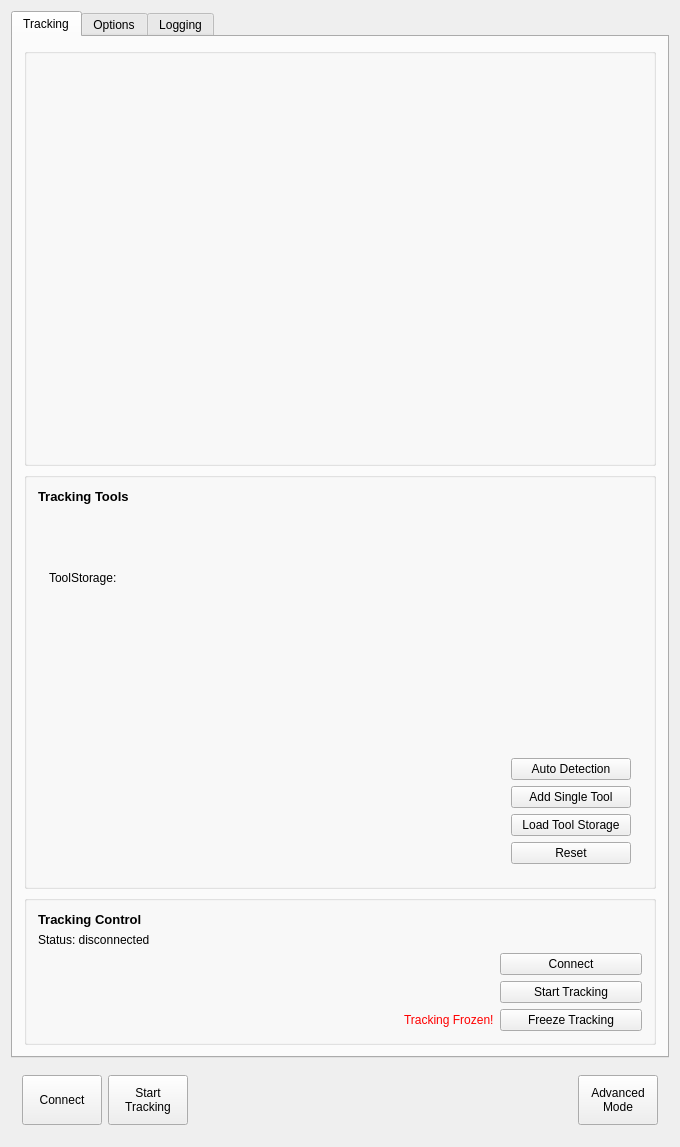
Above: Plugins/org.mitk.gui.qt.igttracking/src/internal/QmitkMITKIGTTrackingToolboxViewControls.ui from MITK/MITK before the change. Below: the same form after it.
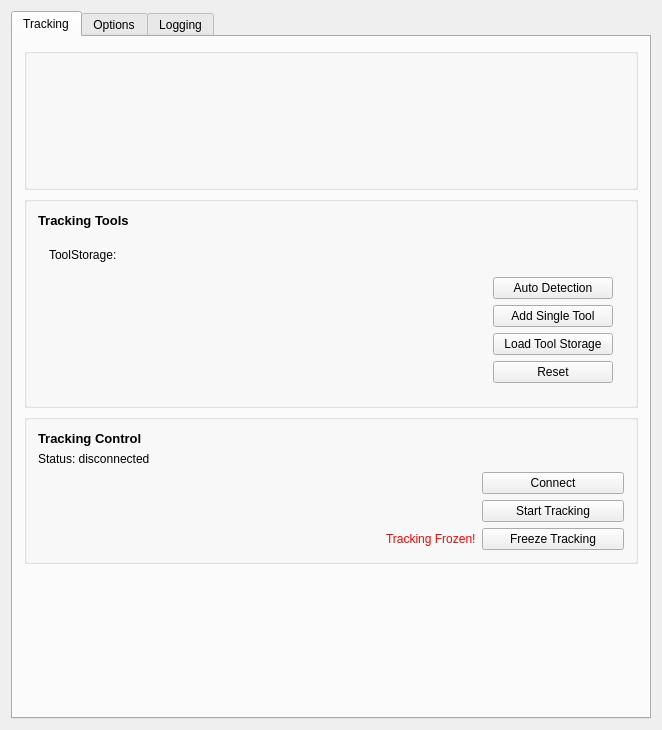
That is the form after the change. Custom widgets are drawn as their Qt base class.

```diff
--- a/Plugins/org.mitk.gui.qt.igttracking/src/internal/QmitkMITKIGTTrackingToolboxViewControls.ui
+++ b/Plugins/org.mitk.gui.qt.igttracking/src/internal/QmitkMITKIGTTrackingToolboxViewControls.ui
@@ -6,8 +6,8 @@
    <rect>
     <x>0</x>
     <y>0</y>
-    <width>680</width>
-    <height>1147</height>
+    <width>662</width>
+    <height>648</height>
    </rect>
   </property>
   <property name="minimumSize">
@@ -19,8 +19,8 @@
   <property name="windowTitle">
    <string>QmitkTemplate</string>
   </property>
-  <layout class="QVBoxLayout" name="verticalLayout_3">
-   <item>
+  <layout class="QGridLayout" name="gridLayout_6">
+   <item row="0" column="0">
     <widget class="QTabWidget" name="m_MainWidget">
      <property name="currentIndex">
       <number>0</number>
@@ -29,69 +29,38 @@
       <attribute name="title">
        <string>Tracking</string>
       </attribute>
-      <layout class="QVBoxLayout" name="verticalLayout_9">
-       <item>
-        <widget class="QGroupBox" name="groupBox_3">
-         <property name="sizePolicy">
-          <sizepolicy hsizetype="Preferred" vsizetype="Expanding">
-           <horstretch>0</horstretch>
-           <verstretch>0</verstretch>
-          </sizepolicy>
-         </property>
-         <property name="minimumSize">
-          <size>
-           <width>0</width>
-           <height>0</height>
-          </size>
-         </property>
-         <property name="maximumSize">
-          <size>
-           <width>16777215</width>
-           <height>16777215</height>
-          </size>
-         </property>
-         <property name="title">
-          <string/>
-         </property>
-         <layout class="QGridLayout" name="gridLayout">
-          <item row="0" column="0">
-           <widget class="QmitkTrackingDeviceConfigurationWidget" name="m_ConfigurationWidget" native="true">
-            <property name="sizePolicy">
-             <sizepolicy hsizetype="Preferred" vsizetype="Preferred">
-              <horstretch>0</horstretch>
-              <verstretch>0</verstretch>
-             </sizepolicy>
-            </property>
-           </widget>
-          </item>
-         </layout>
-        </widget>
-       </item>
-       <item>
+      <layout class="QGridLayout" name="gridLayout_5">
+       <item row="1" column="0">
         <widget class="QGroupBox" name="m_TrackingToolsGoupBox">
+         <property name="sizePolicy">
+          <sizepolicy hsizetype="Preferred" vsizetype="Expanding">
+           <horstretch>0</horstretch>
+           <verstretch>0</verstretch>
+          </sizepolicy>
+         </property>
          <property name="title">
           <string/>
          </property>
-         <layout class="QVBoxLayout" name="verticalLayout_5">
-          <item>
+         <layout class="QGridLayout" name="gridLayout_2">
+          <item row="0" column="0">
            <widget class="QLabel" name="label_2">
             <property name="font">
              <font>
-              <pointsize>6</pointsize>
+              <pointsize>10</pointsize>
               <weight>75</weight>
               <bold>true</bold>
+              <kerning>true</kerning>
              </font>
             </property>
             <property name="text">
-             <string>&lt;!DOCTYPE HTML PUBLIC &quot;-//W3C//DTD HTML 4.0//EN&quot; &quot;http://www.w3.org/TR/REC-html40/strict.dtd&quot;&gt;
-&lt;html&gt;&lt;head&gt;&lt;meta name=&quot;qrichtext&quot; content=&quot;1&quot; /&gt;&lt;style type=&quot;text/css&quot;&gt;
-p, li { white-space: pre-wrap; }
-&lt;/style&gt;&lt;/head&gt;&lt;body style=&quot; font-family:'MS Shell Dlg 2'; font-size:7.8pt; font-weight:400; font-style:normal;&quot;&gt;
-&lt;p style=&quot; margin-top:0px; margin-bottom:0px; margin-left:0px; margin-right:0px; -qt-block-indent:0; text-indent:0px;&quot;&gt;&lt;span style=&quot; font-size:10pt; font-weight:600;&quot;&gt;Tracking Tools&lt;/span&gt;&lt;/p&gt;&lt;/body&gt;&lt;/html&gt;</string>
+             <string>Tracking Tools</string>
+            </property>
+            <property name="alignment">
+             <set>Qt::AlignLeading|Qt::AlignLeft|Qt::AlignTop</set>
             </property>
            </widget>
           </item>
-          <item>
+          <item row="1" column="0">
            <widget class="QStackedWidget" name="m_TrackingToolsWidget">
             <property name="lineWidth">
              <number>0</number>
@@ -133,7 +102,14 @@
                </layout>
               </item>
               <item>
-               <widget class="QmitkToolTrackingStatusWidget" name="m_TrackingToolsStatusWidget" native="true"/>
+               <widget class="QmitkToolTrackingStatusWidget" name="m_TrackingToolsStatusWidget" native="true">
+                <property name="sizePolicy">
+                 <sizepolicy hsizetype="Preferred" vsizetype="Minimum">
+                  <horstretch>0</horstretch>
+                  <verstretch>0</verstretch>
+                 </sizepolicy>
+                </property>
+               </widget>
               </item>
               <item>
                <layout class="QHBoxLayout" name="horizontalLayout_9">
@@ -222,31 +198,93 @@
          </layout>
         </widget>
        </item>
-       <item>
+       <item row="0" column="0">
+        <widget class="QGroupBox" name="groupBox_3">
+         <property name="sizePolicy">
+          <sizepolicy hsizetype="Preferred" vsizetype="Expanding">
+           <horstretch>0</horstretch>
+           <verstretch>0</verstretch>
+          </sizepolicy>
+         </property>
+         <property name="minimumSize">
+          <size>
+           <width>0</width>
+           <height>0</height>
+          </size>
+         </property>
+         <property name="maximumSize">
+          <size>
+           <width>16777215</width>
+           <height>16777215</height>
+          </size>
+         </property>
+         <property name="title">
+          <string/>
+         </property>
+         <layout class="QGridLayout" name="gridLayout">
+          <item row="0" column="0">
+           <widget class="QmitkTrackingDeviceConfigurationWidget" name="m_ConfigurationWidget" native="true">
+            <property name="sizePolicy">
+             <sizepolicy hsizetype="Preferred" vsizetype="MinimumExpanding">
+              <horstretch>0</horstretch>
+              <verstretch>0</verstretch>
+             </sizepolicy>
+            </property>
+           </widget>
+          </item>
+         </layout>
+        </widget>
+       </item>
+       <item row="4" column="0">
+        <spacer name="verticalSpacer">
+         <property name="orientation">
+          <enum>Qt::Vertical</enum>
+         </property>
+         <property name="sizeHint" stdset="0">
+          <size>
+           <width>20</width>
+           <height>10</height>
+          </size>
+         </property>
+        </spacer>
+       </item>
+       <item row="3" column="0">
         <widget class="QGroupBox" name="m_TrackingControlsGroupBox">
+         <property name="sizePolicy">
+          <sizepolicy hsizetype="Preferred" vsizetype="Expanding">
+           <horstretch>0</horstretch>
+           <verstretch>0</verstretch>
+          </sizepolicy>
+         </property>
          <property name="title">
           <string/>
          </property>
-         <layout class="QVBoxLayout" name="verticalLayout_2">
-          <item>
-           <widget class="QLabel" name="label_3">
-            <property name="text">
-             <string>&lt;!DOCTYPE HTML PUBLIC &quot;-//W3C//DTD HTML 4.0//EN&quot; &quot;http://www.w3.org/TR/REC-html40/strict.dtd&quot;&gt;
-&lt;html&gt;&lt;head&gt;&lt;meta name=&quot;qrichtext&quot; content=&quot;1&quot; /&gt;&lt;style type=&quot;text/css&quot;&gt;
-p, li { white-space: pre-wrap; }
-&lt;/style&gt;&lt;/head&gt;&lt;body style=&quot; font-family:'MS Shell Dlg 2'; font-size:7.8pt; font-weight:400; font-style:normal;&quot;&gt;
-&lt;p style=&quot; margin-top:0px; margin-bottom:0px; margin-left:0px; margin-right:0px; -qt-block-indent:0; text-indent:0px;&quot;&gt;&lt;span style=&quot; font-size:10pt; font-weight:600;&quot;&gt;Tracking Control&lt;/span&gt;&lt;/p&gt;&lt;/body&gt;&lt;/html&gt;</string>
-            </property>
-           </widget>
-          </item>
-          <item>
+         <layout class="QGridLayout" name="gridLayout_3">
+          <item row="1" column="0">
            <widget class="QLabel" name="m_TrackingControlLabel">
             <property name="text">
              <string>Status: disconnected</string>
             </property>
            </widget>
           </item>
-          <item>
+          <item row="0" column="0">
+           <widget class="QLabel" name="label_3">
+            <property name="font">
+             <font>
+              <pointsize>10</pointsize>
+              <weight>75</weight>
+              <bold>true</bold>
+             </font>
+            </property>
+            <property name="text">
+             <string>Tracking Control</string>
+            </property>
+            <property name="alignment">
+             <set>Qt::AlignLeading|Qt::AlignLeft|Qt::AlignTop</set>
+            </property>
+           </widget>
+          </item>
+          <item row="2" column="0">
            <layout class="QHBoxLayout" name="horizontalLayout">
             <item>
              <spacer name="horizontalSpacer_11">
@@ -276,7 +314,7 @@
             </item>
            </layout>
           </item>
-          <item>
+          <item row="3" column="0">
            <layout class="QHBoxLayout" name="horizontalLayout_2">
             <item>
              <spacer name="horizontalSpacer_2">
@@ -306,7 +344,7 @@
             </item>
            </layout>
           </item>
-          <item>
+          <item row="4" column="0">
            <layout class="QHBoxLayout" name="horizontalLayout_11">
             <item>
              <spacer name="horizontalSpacer_9">
@@ -840,10 +878,18 @@
      </widget>
     </widget>
    </item>
-   <item>
+  </layout>
     <widget class="QWidget" name="m_simpleWidget" native="true">
-     <layout class="QHBoxLayout" name="horizontalLayout_13">
-      <item>
+   <property name="geometry">
+    <rect>
+     <x>9</x>
+     <y>810</y>
+     <width>303</width>
+     <height>70</height>
+    </rect>
+   </property>
+   <layout class="QGridLayout" name="gridLayout_4">
+    <item row="0" column="0">
        <layout class="QHBoxLayout" name="horizontalLayout_25">
         <item>
          <widget class="QPushButton" name="m_ConnectSimpleMode">
@@ -903,34 +949,6 @@
       </item>
      </layout>
     </widget>
-   </item>
-   <item>
-    <spacer name="verticalSpacer">
-     <property name="orientation">
-      <enum>Qt::Vertical</enum>
-     </property>
-     <property name="sizeHint" stdset="0">
-      <size>
-       <width>20</width>
-       <height>40</height>
-      </size>
-     </property>
-    </spacer>
-   </item>
-   <item>
-    <spacer name="verticalSpacer_4">
-     <property name="orientation">
-      <enum>Qt::Vertical</enum>
-     </property>
-     <property name="sizeHint" stdset="0">
-      <size>
-       <width>20</width>
-       <height>40</height>
-      </size>
-     </property>
-    </spacer>
-   </item>
-  </layout>
  </widget>
  <layoutdefault spacing="6" margin="11"/>
  <customwidgets>
```
Lines whose indentation alone changed are shown as unchanged.
